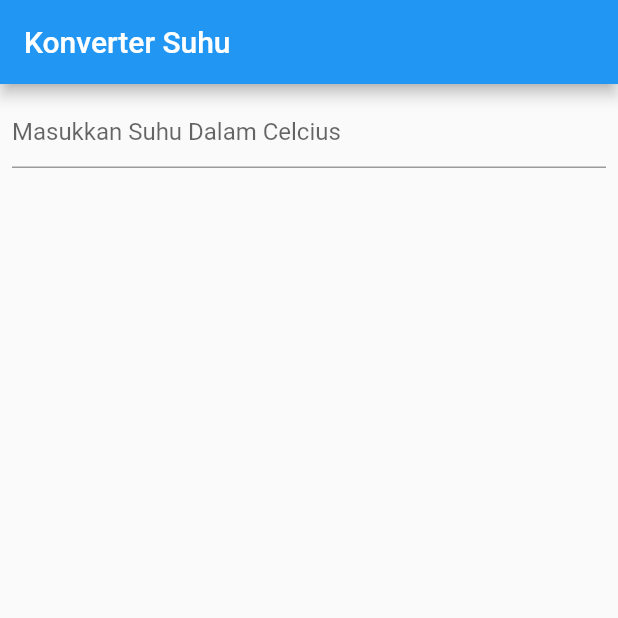
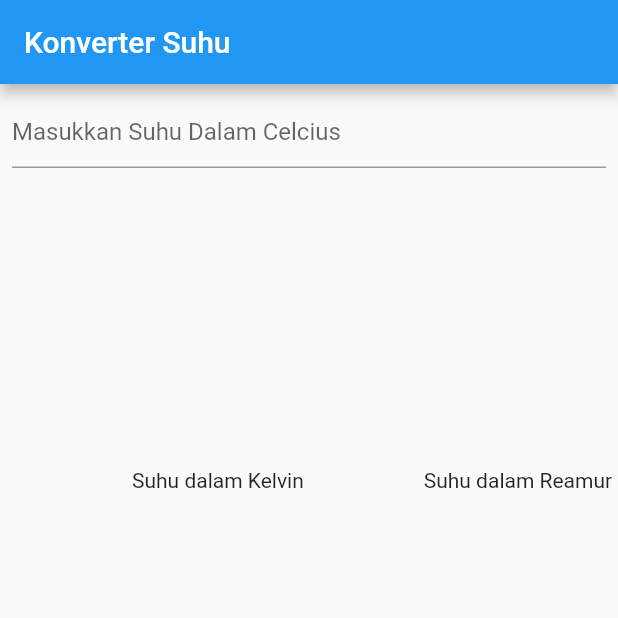
Before and after one commit to KevinBenaya/kevin_jobsheet3, a Flutter app: the screen it shows after launch, on a phone screen of 412 x 824 dp, the top half of it. Run offline on Flutter 3.47's test engine with Material 2 defaults, Android fonts, the phone set to English and light mode, and no system bars.

Commit message:
kevin_jobsheet3

```diff
--- a/lib/main.dart
+++ b/lib/main.dart
@@ -30,6 +30,19 @@ class MyApp extends StatelessWidget {
                 keyboardType: TextInputType.number,
                 inputFormatters: <TextInputFormatter>[
                   FilteringTextInputFormatter.digitsOnly
+                ],
+              ),
+              Row(
+                children: [
+                  Padding(
+                    padding:
+                        EdgeInsets.symmetric(horizontal: 80, vertical: 200),
+                    child: Text('Suhu dalam Kelvin'),
+                  ),
+                  Padding(
+                    padding: EdgeInsets.symmetric(vertical: 50),
+                    child: Text('Suhu dalam Reamur'),
+                  ),
                 ],
               ),
             ],
```
